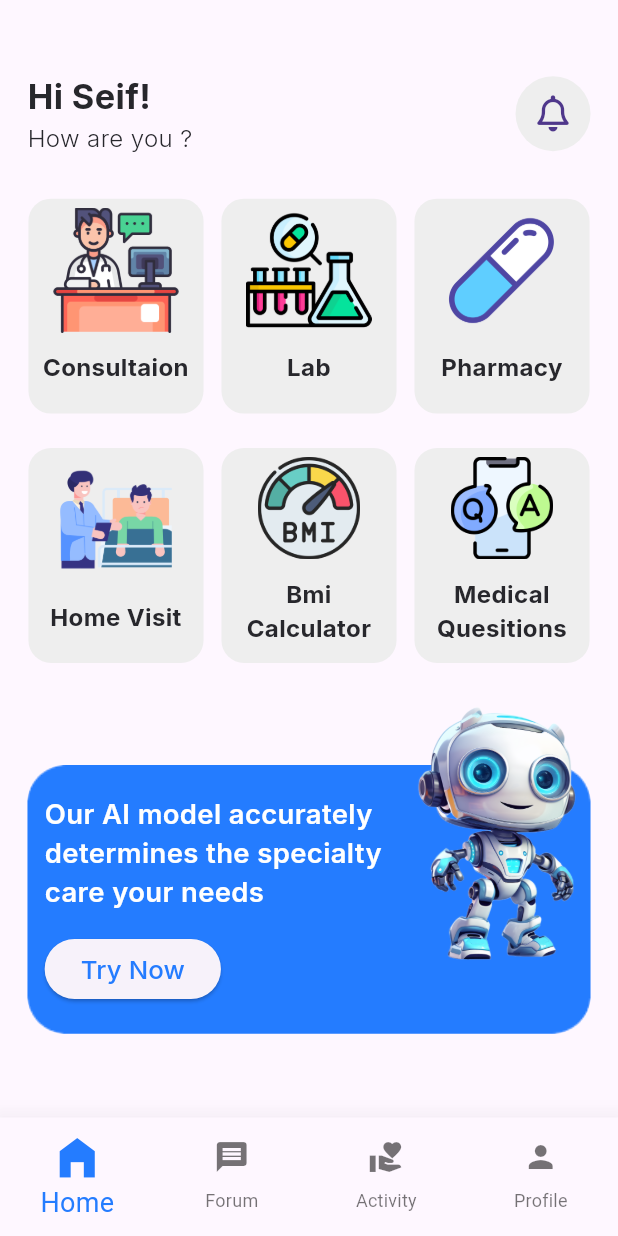
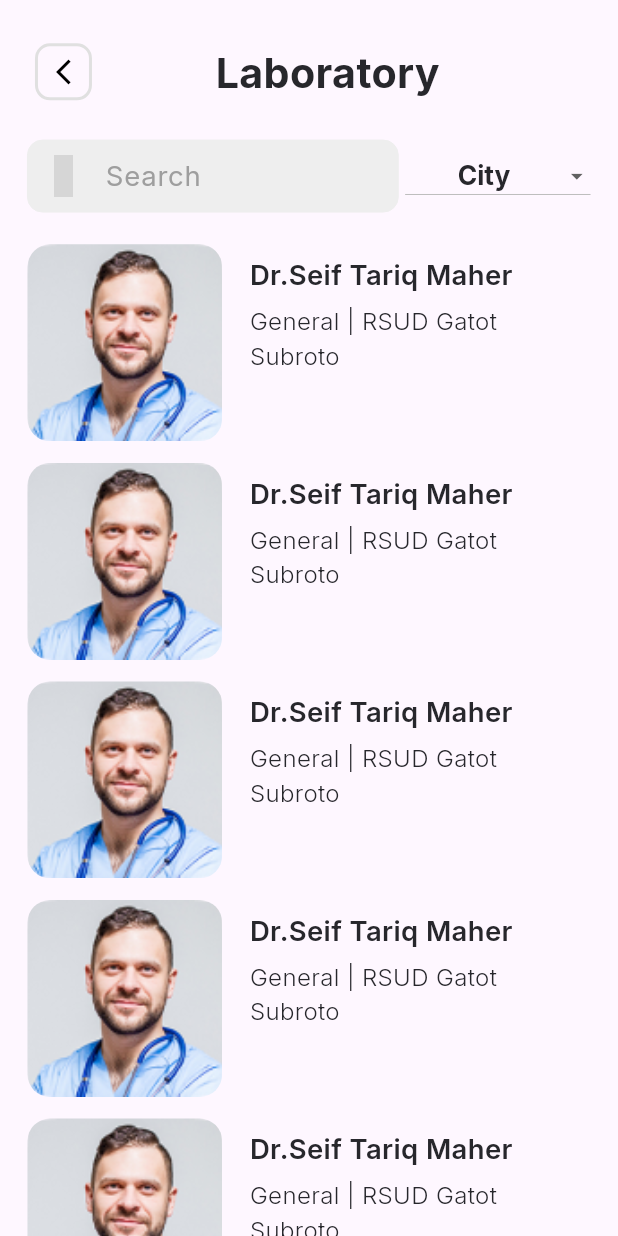
Before and after one commit to seiftarek10/clinic_square, a Flutter app: the screen it shows after launch, after a tap on "Lab", on a phone screen of 412 x 824 dp. Run offline on Flutter 3.47's test engine with Material 3 defaults, Android fonts, the phone set to English and light mode, and no system bars; our stand-ins replace eva_icons_flutter, flutter_screenutil, flutter_svg, font_awesome_flutter, go_router, google_fonts; grey boxes are pictures that could not be loaded.

Commit message:
finish e lab ui page

```diff
--- a/lib/Core/Routes/app_routes.dart
+++ b/lib/Core/Routes/app_routes.dart
@@ -9,6 +9,7 @@ import 'package:clinic_square/Features/Authentication/Prsenetaion/View/Sign%20up
 import 'package:clinic_square/Features/Doctor%20Consultation/Presentaion/View/book_appoinment.dart';
 import 'package:clinic_square/Features/Doctor%20Consultation/Presentaion/View/doctor_details.dart';
 import 'package:clinic_square/Features/Doctor%20Consultation/Presentaion/View/doctors_consultation.dart';
+import 'package:clinic_square/Features/ELab/elab.dart';
 import 'package:clinic_square/Features/Home/Presentaion/View/home.dart';
 import 'package:go_router/go_router.dart';
 
@@ -40,8 +41,9 @@ final appRouter = GoRouter(
     GoRoute(
         path: Routes.doctorDetails,
         builder: (context, state) => const DoctorDetailsPage()),
-    GoRoute(path: Routes.bookAppoinment,
-    builder: (context, state) => const BookAppoinmentView(),
-    )
+    GoRoute(
+        path: Routes.bookAppoinment,
+        builder: (context, state) => const BookAppoinmentView()),
+    GoRoute(path: Routes.eLab, builder: (context, state) => const Elab())
   ],
 );
--- a/lib/Core/Routes/routes_path_key.dart
+++ b/lib/Core/Routes/routes_path_key.dart
@@ -10,4 +10,5 @@ abstract class Routes {
   static const String doctorConsultation = '/doctorconsultation';
   static const String doctorDetails = '/doctorDetails';
   static const String bookAppoinment = '/bookApoinment';
+  static const String eLab = '/elab';
 }
--- a/lib/Features/Doctor Consultation/Presentaion/View/Widgets/Filter.dart
+++ b/lib/Core/Widgets/filter.dart
@@ -3,9 +3,9 @@ import 'package:flutter/material.dart';
 
 class Filter extends StatefulWidget {
   const Filter({
-    super.key,
+    super.key, required this.label,
   });
-
+  final String label;
   @override
   State<Filter> createState() => _FilterState();
 }
@@ -17,7 +17,7 @@ class _FilterState extends State<Filter> {
     return FittedBox(
       child: DropdownButton(
         hint: Text(
-          "Speciality",
+          widget.label,
           style: Fonts.font20_700darkBlue,
         ),
         padding: EdgeInsets.zero,
--- /dev/null
+++ b/lib/Core/Widgets/search_section.dart
@@ -0,0 +1,23 @@
+import 'package:clinic_square/Core/Widgets/search_filed.dart';
+import 'package:clinic_square/Core/Widgets/filter.dart';
+import 'package:flutter/material.dart';
+import 'package:flutter_screenutil/flutter_screenutil.dart';
+
+class SearchSection extends StatelessWidget {
+  const SearchSection({super.key, required this.filterLabel});
+  final String filterLabel;
+
+  @override
+  Widget build(BuildContext context) {
+    return  Row(
+      children: [
+        const Expanded(flex: 2, child: SearchField()),
+        SizedBox(width: 4.w),
+        Expanded(
+            child: Filter(
+          label: filterLabel,
+        ))
+      ],
+    );
+  }
+}
--- a/lib/Features/Doctor Consultation/Presentaion/View/Widgets/search_section.dart
+++ /dev/null
@@ -1,20 +0,0 @@
-import 'package:clinic_square/Core/Widgets/search_filed.dart';
-import 'package:clinic_square/Features/Doctor%20Consultation/Presentaion/View/Widgets/Filter.dart';
-import 'package:flutter/material.dart';
-
-class SearchSection extends StatelessWidget {
-  const SearchSection({super.key});
-
-  @override
-  Widget build(BuildContext context) {
-    return  const Row(
-        children: [
-          Expanded(
-            flex: 2,
-            child: SearchField()),
-            Expanded(child: Filter())
-        ],
-
-    );
-  }
-}
--- a/lib/Features/Doctor Consultation/Presentaion/View/doctors_consultation.dart
+++ b/lib/Features/Doctor Consultation/Presentaion/View/doctors_consultation.dart
@@ -3,7 +3,7 @@ import 'package:clinic_square/Core/Widgets/app_padding.dart';
 import 'package:clinic_square/Core/Widgets/header_bar.dart';
 import 'package:clinic_square/Core/Widgets/scrollable_widget.dart';
 import 'package:clinic_square/Features/Doctor%20Consultation/Presentaion/View/Widgets/doctors_list_view.dart';
-import 'package:clinic_square/Features/Doctor%20Consultation/Presentaion/View/Widgets/search_section.dart';
+import 'package:clinic_square/Core/Widgets/search_section.dart';
 import 'package:flutter/material.dart';
 
 class DoctorsConsultaion extends StatelessWidget {
@@ -20,7 +20,7 @@ class DoctorsConsultaion extends StatelessWidget {
             Space.topSpace20,
             const HeaderBar(headerText: 'Doctors',),
             Space.verticalSpace18,
-            const SearchSection(),
+            const SearchSection(filterLabel: 'Speciality',),
             Space.verticalSpace12,
             const DoctorsListView()
 
--- /dev/null
+++ b/lib/Features/ELab/Widgets/elab_card.dart
@@ -0,0 +1,66 @@
+import 'package:clinic_square/Core/Routes/routes_path_key.dart';
+import 'package:clinic_square/Core/Themes/fonts.dart';
+import 'package:clinic_square/Core/utils/assets.dart';
+
+
+import 'package:flutter/material.dart';
+
+import 'package:flutter_screenutil/flutter_screenutil.dart';
+import 'package:go_router/go_router.dart';
+
+class ElabCard extends StatelessWidget {
+  const ElabCard({super.key, required this.isClickable});
+  final bool isClickable;
+
+  @override
+  Widget build(BuildContext context) {
+    return GestureDetector(
+      onTap: () {
+        isClickable == true
+            ? GoRouter.of(context).push(Routes.doctorDetails)
+            : null;
+      },
+      child: SizedBox(
+        height: 110.h,
+        width: 343.w,
+        child: Row(
+          crossAxisAlignment: CrossAxisAlignment.start,
+          children: [
+            Expanded(
+              flex: 4,
+              child: SizedBox(
+                height: double.infinity,
+                child: AspectRatio(
+                    aspectRatio: 1,
+                    child: ClipRRect(
+                        borderRadius: BorderRadius.circular(15),
+                        child: Image.asset(Assets.doctorImageIcon,
+                            fit: BoxFit.cover))),
+              ),
+            ),
+            SizedBox(width: 16.w),
+            Expanded(
+                flex: 7,
+                child: Column(
+                  mainAxisAlignment: MainAxisAlignment.start,
+                  crossAxisAlignment: CrossAxisAlignment.start,
+                  children: [
+                    SizedBox(height: 6.h),
+                    Text("Dr.Seif Tariq Maher",
+                        style: Fonts.font16_600DarkBlue
+                            .copyWith(overflow: TextOverflow.ellipsis)),
+                    SizedBox(height: 6.h),
+                    Text('General | RSUD Gatot Subroto',
+                        maxLines: 2,
+                        style: Fonts.font14_300DarkBlue
+                            .copyWith(overflow: TextOverflow.ellipsis)),
+                    SizedBox(height: 6.h),
+
+                  ],
+                ))
+          ],
+        ),
+      ),
+    );
+  }
+}
--- /dev/null
+++ b/lib/Features/ELab/Widgets/elab_list_view.dart
@@ -0,0 +1,24 @@
+
+import 'package:clinic_square/Features/ELab/Widgets/elab_card.dart';
+import 'package:flutter/material.dart';
+import 'package:flutter_screenutil/flutter_screenutil.dart';
+
+class ElabListView extends StatelessWidget {
+  const ElabListView({super.key});
+
+  @override
+  Widget build(BuildContext context) {
+    return ListView.builder(
+      shrinkWrap: true,
+      physics: const BouncingScrollPhysics(),
+      itemCount: 10,
+      itemBuilder: (BuildContext context, int index) {
+        return Padding(
+          padding: EdgeInsets.only(bottom: 12.h),
+          child: const ElabCard(
+            isClickable: false,
+          ));
+      },
+    );
+  }
+}
--- /dev/null
+++ b/lib/Features/ELab/elab.dart
@@ -0,0 +1,33 @@
+import 'package:clinic_square/Core/Helpers/space.dart';
+import 'package:clinic_square/Core/Widgets/app_padding.dart';
+import 'package:clinic_square/Core/Widgets/header_bar.dart';
+import 'package:clinic_square/Core/Widgets/scrollable_widget.dart';
+import 'package:clinic_square/Core/Widgets/search_section.dart';
+import 'package:clinic_square/Features/ELab/Widgets/elab_list_view.dart';
+import 'package:flutter/material.dart';
+
+class Elab extends StatelessWidget {
+  const Elab({super.key});
+
+  @override
+  Widget build(BuildContext context) {
+    return  SafeArea(
+      child: Scaffold(
+        body: AppScrollWidget(
+          child: AppPadding(
+
+            child:Column(
+              children: [
+                Space.topSpace20,
+                const HeaderBar(headerText: 'Laboratory'),
+                Space.verticalSpace18,
+                const SearchSection(filterLabel: 'City'),
+                Space.verticalSpace18,
+                const ElabListView()
+
+              ],
+            ))),
+      ),
+    );
+  }
+}
--- a/lib/Features/Home/Presentaion/View/Widgets/all_home_categories.dart
+++ b/lib/Features/Home/Presentaion/View/Widgets/all_home_categories.dart
@@ -25,7 +25,9 @@ class AllHomeGategroies extends StatelessWidget {
         HomeCategory(
           categoryIcon: Assets.labIcon,
           category: 'Lab',
-          onTap: () {},
+          onTap: () {
+            GoRouter.of(context).push(Routes.eLab);
+          },
         ),
         HomeCategory(
           categoryIcon: Assets.pharmacyIcon,
```
Also changed, not shown: lib/clinic_square.dart (line endings or trailing spaces).
